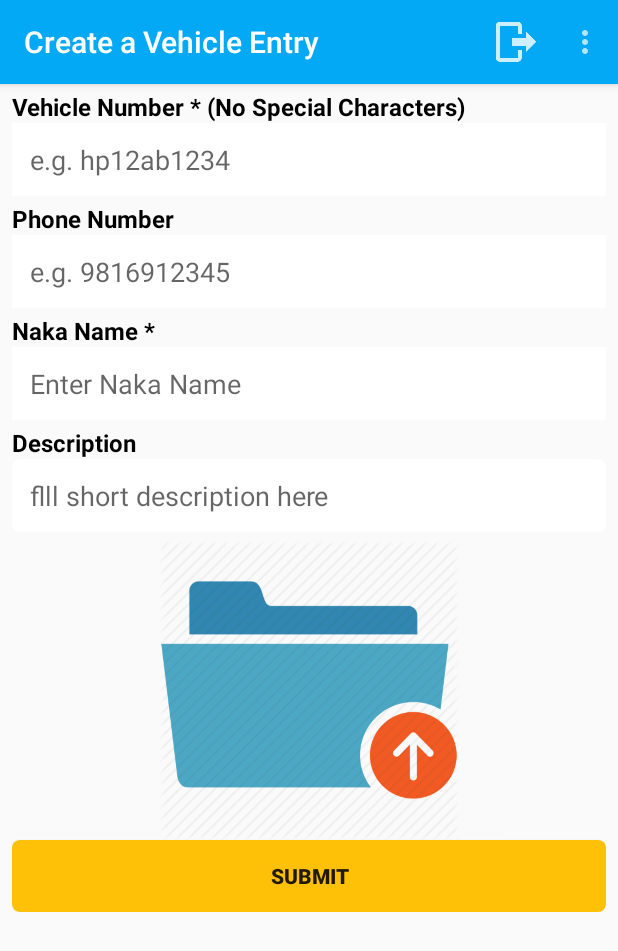
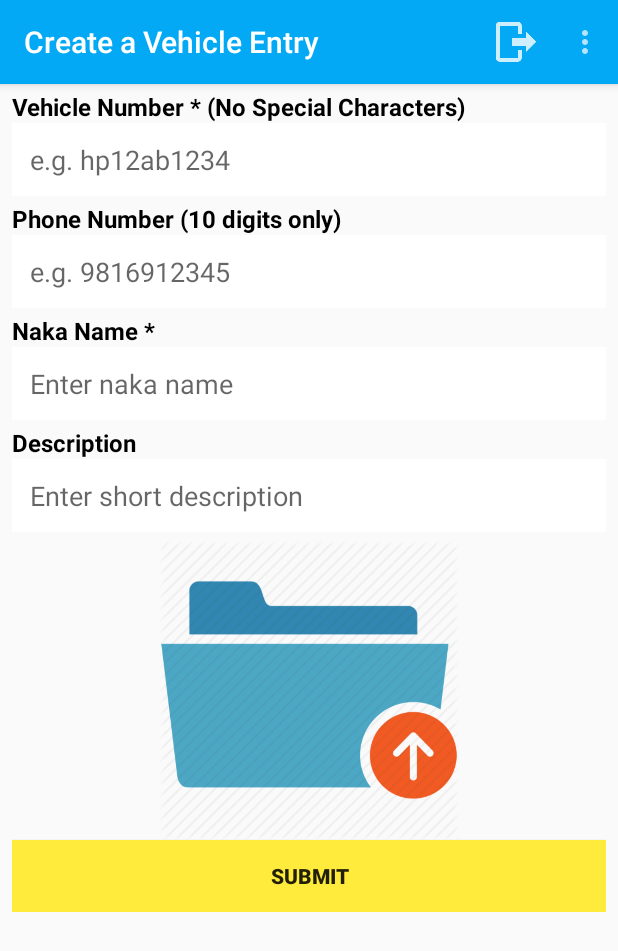
Before and after one commit to pranavgupta1234/hppoliceassistant, an Android app: the Entry screen opened directly, with no data from a screen before it, on a phone screen of 412 x 824 dp. Shown: the top 951 px of the screen. Run offline under Robolectric (Android 15) with nearby library versions, the light colour scheme and no system bars; our stand-ins replace Firebase (no records; nobody signed in at launch, a user with empty details on screens opened directly); libraries missing offline, so code that uses them is left out: com.firebase.client, id.zelory.compressor; pictures from the network do not load; 1 statement that could not run was skipped.

Commit message:
Minor changes in layout of Entry

```diff
--- a/HPPoliceAssistantApp/app/src/main/java/pranav/apps/amazing/hppoliceassistant/Entry.java
+++ b/HPPoliceAssistantApp/app/src/main/java/pranav/apps/amazing/hppoliceassistant/Entry.java
@@ -23,12 +23,16 @@ import android.support.v4.app.ActivityCompat;
 import android.support.v7.app.AlertDialog;
 import android.support.v7.app.AppCompatActivity;
 import android.support.v7.widget.Toolbar;
+import android.util.Log;
+import android.view.KeyEvent;
 import android.view.Menu;
 import android.view.MenuItem;
 import android.view.View;
+import android.view.inputmethod.EditorInfo;
 import android.widget.Button;
 import android.widget.EditText;
 import android.widget.ImageButton;
+import android.widget.TextView;
 import android.widget.Toast;
 
 import com.firebase.client.Firebase;
@@ -54,6 +58,7 @@ import id.zelory.compressor.FileUtil;
  * Created by Pranav Gupta on 12/10/2016.
  */
 public class Entry extends AppCompatActivity {
+    private final String TAG = "Entry.java";
     private static final int REQUEST_ACCESS_FINE_LOCATION = 133;
     private Firebase mrootRef;
     private EditText veh, phone, description, place;
@@ -120,7 +125,7 @@ public class Entry extends AppCompatActivity {
         progressDialog1 = new ProgressDialog(Entry.this);
 
         veh = (EditText) findViewById(R.id.vehicle_num);
-        phone = (EditText) findViewById(R.id.phone_num);
+        phone = (EditText) findViewById(R.id.phone_num_entry);
         description = (EditText) findViewById(R.id.description);
         place = (EditText) findViewById(R.id.place);
 
@@ -218,6 +223,7 @@ public class Entry extends AppCompatActivity {
                 startActivityForResult(intent, PICK_IMAGE_REQUEST);*/
             }
         });
+
     }
 
     private void dispatchTakePictureIntent() {
@@ -679,4 +685,6 @@ public class Entry extends AppCompatActivity {
             return provider1.equals(provider2);
         }
     }
+
+
 }
--- a/HPPoliceAssistantApp/app/src/main/res/layout/entry.xml
+++ b/HPPoliceAssistantApp/app/src/main/res/layout/entry.xml
@@ -30,6 +30,8 @@
                 android:text="Vehicle Number * (No Special Characters)" />
 
             <!--Turned off auto suggestions for this field-->
+            <!--SingleLine although deprecated helps in enabling next button on soft-keyboard which takes user focus
+            to next input-->
             <EditText
                 android:id="@+id/vehicle_num"
                 style="@style/fieldEditText"
@@ -37,14 +39,14 @@
                 android:hint="e.g. hp12ab1234"
                 android:inputType="textNoSuggestions|textVisiblePassword"
                 android:maxLength="@integer/maxLengthVehicleNumber"
-                android:maxLines="1" />
+                android:singleLine="true" />
 
             <TextView
                 style="@style/fieldLabel"
-                android:text="Phone Number" />
+                android:text="Phone Number (10 digits only)" />
 
             <EditText
-                android:id="@+id/phone_num"
+                android:id="@id/phone_num_entry"
                 style="@style/fieldEditText"
                 android:hint="e.g. 9816912345"
                 android:inputType="number"
@@ -59,25 +61,21 @@
                 android:id="@+id/place"
                 style="@style/fieldEditText"
                 android:digits="ABCDEFGHIJKLMNOPQRSTUVWXYZabcdefghijklmnopqrstuvwxyz "
-                android:hint="Enter Naka Name"
-                android:inputType="textFilter"
+                android:hint="Enter naka name"
+                android:inputType="text"
                 android:maxLength="@integer/maxLengthNakaName"
-                android:maxLines="1" />
+                android:singleLine="true" />
 
             <TextView
                 style="@style/fieldLabel"
                 android:text="Description" />
 
             <EditText
+                style="@style/fieldEditText"
                 android:id="@+id/description"
-                android:layout_width="match_parent"
-                android:layout_height="wrap_content"
-                android:background="@drawable/custom_edittext"
-                android:digits="ABCDEFGHIJKLMNOPQRSTUVWXYZabcdefghijklmnopqrstuvwxyz1234567890/-\  ,"
-                android:hint="flll short description here"
-                android:inputType="textFilter"
-                android:maxLength="100"
-                android:padding="12dp" />
+                android:hint="Enter short description"
+                android:maxLength="@integer/maxLengthDescription"
+                android:singleLine="true"/>
 
             <ImageButton
                 android:id="@+id/upload"
@@ -94,7 +92,7 @@
                 android:id="@+id/make_entry"
                 android:layout_width="match_parent"
                 android:layout_height="wrap_content"
-                android:background="@drawable/btn_back"
+                android:background="@color/colorAccent"
                 android:text="Submit"
                 android:textStyle="bold" />
         </LinearLayout>
--- /dev/null
+++ b/HPPoliceAssistantApp/app/src/main/res/values/ids.xml
@@ -0,0 +1,4 @@
+<?xml version="1.0" encoding="utf-8"?>
+<resources>
+    <item name="phone_num_entry" type="id"/>
+</resources>
--- a/HPPoliceAssistantApp/app/src/main/res/values/integers.xml
+++ b/HPPoliceAssistantApp/app/src/main/res/values/integers.xml
@@ -3,4 +3,5 @@
     <integer name="maxLengthVehicleNumber">18</integer>
     <integer name="lengthPhoneNumber">10</integer>
     <integer name="maxLengthNakaName">30</integer>
+    <integer name="maxLengthDescription">100</integer>
 </resources>
```
